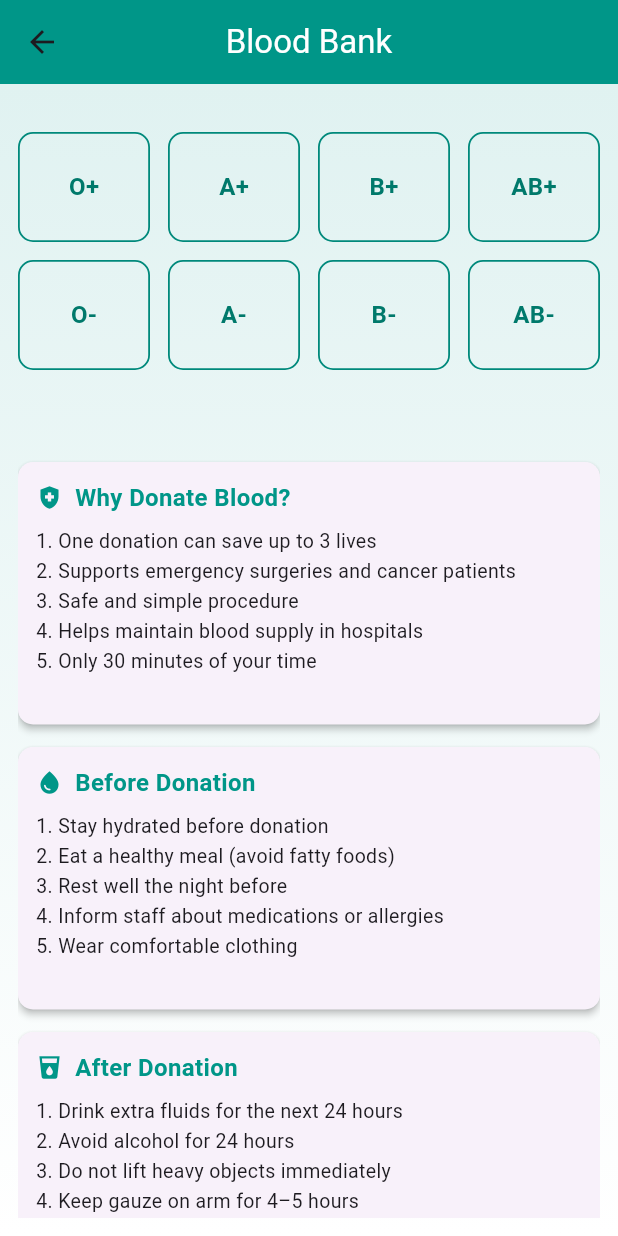
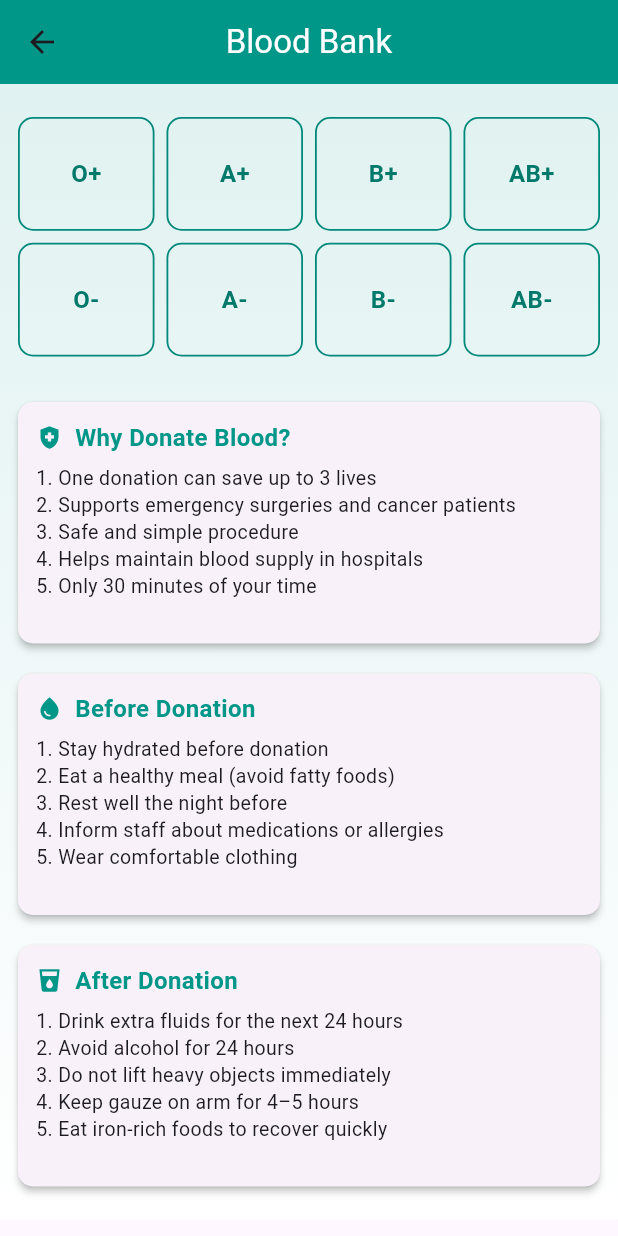
Before and after one commit to riazulrocky/Health-Expert-Flutter-App, a Flutter app: the BloodBankPage screen opened directly, on a phone screen of 412 x 824 dp. Run offline on Flutter 3.47's test engine with Material 3 defaults, Android fonts, the phone set to English and light mode, and no system bars.

Commit message:
blood bank

```diff
--- a/lib/blood_bank/blood_bank_page.dart
+++ b/lib/blood_bank/blood_bank_page.dart
@@ -70,7 +70,7 @@ class BloodBankPage extends StatelessWidget {
     return Card(
       elevation: 2,
       shape: RoundedRectangleBorder(borderRadius: BorderRadius.circular(10)),
-      margin: const EdgeInsets.only(bottom: 15),
+      margin: const EdgeInsets.only(bottom: 10), // Reduced from 15 → 10
       child: Padding(
         padding: const EdgeInsets.all(12),
         child: Column(
@@ -90,10 +90,10 @@ class BloodBankPage extends StatelessWidget {
                 ),
               ],
             ),
-            const SizedBox(height: 8),
+            const SizedBox(height: 6), // Reduced from 8
             Text(
               tips,
-              style: const TextStyle(fontSize: 13, height: 1.5),
+              style: const TextStyle(fontSize: 13, height: 1.4), // Reduced from 1.5
             ),
           ],
         ),
@@ -122,19 +122,18 @@ class BloodBankPage extends StatelessWidget {
           child: Column(
             crossAxisAlignment: CrossAxisAlignment.start,
             children: [
-              // ✅ Equal spacing before and after blood group grid
-              const SizedBox(height: 20), // ✅ Changed from 10 → 20
+              const SizedBox(height: 10), // Reduced from 20 → 10
 
               // Blood Group Grid (4 per row)
               SizedBox(
-                height: 200,
+                height: 180, // Reduced from 200 → 180
                 child: GridView.builder(
                   shrinkWrap: true,
                   physics: const NeverScrollableScrollPhysics(),
                   gridDelegate: const SliverGridDelegateWithFixedCrossAxisCount(
                     crossAxisCount: 4,
-                    crossAxisSpacing: 12,
-                    mainAxisSpacing: 12,
+                    crossAxisSpacing: 8, // Reduced from 12 → 8
+                    mainAxisSpacing: 8, // Reduced from 12 → 8
                     childAspectRatio: 1.2,
                   ),
                   itemCount: bloodGroups.length,
@@ -143,11 +142,13 @@ class BloodBankPage extends StatelessWidget {
                 ),
               ),
 
-              const SizedBox(height: 20), // ✅ Same spacing after
+              const SizedBox(height: 10), // Reduced from 20 → 10
 
               // Tip Sections
               _buildTipSection('Why Donate Blood?', _whyDonateTips, Icons.health_and_safety),
+              const SizedBox(height: 10), // Reduced spacing between sections
               _buildTipSection('Before Donation', _beforeTips, Icons.water_drop),
+              const SizedBox(height: 10),
               _buildTipSection('After Donation', _afterTips, Icons.local_drink),
             ],
           ),
```
